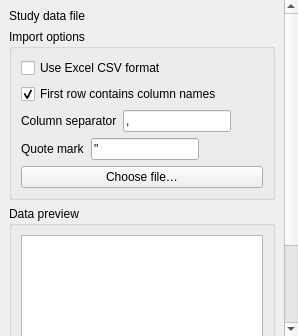
The window that src/rc_metastudio/forms/csv_import_page.ui (AliSalman-et-al/rc-metastudio) describes before a commit, drawn with Qt 5.
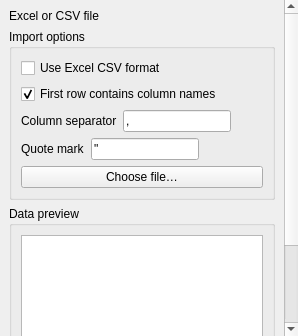
The same window after the commit. Icons and pictures are not drawn.

Diff of the .ui file:
```diff
--- a/src/rc_metastudio/forms/csv_import_page.ui
+++ b/src/rc_metastudio/forms/csv_import_page.ui
@@ -32,7 +32,7 @@
    <item>
         <widget class="QLabel" name="instructions">
      <property name="text">
-      <string>Study data file</string>
+      <string>Excel or CSV file</string>
      </property>
      <property name="wordWrap">
       <bool>true</bool>
```
